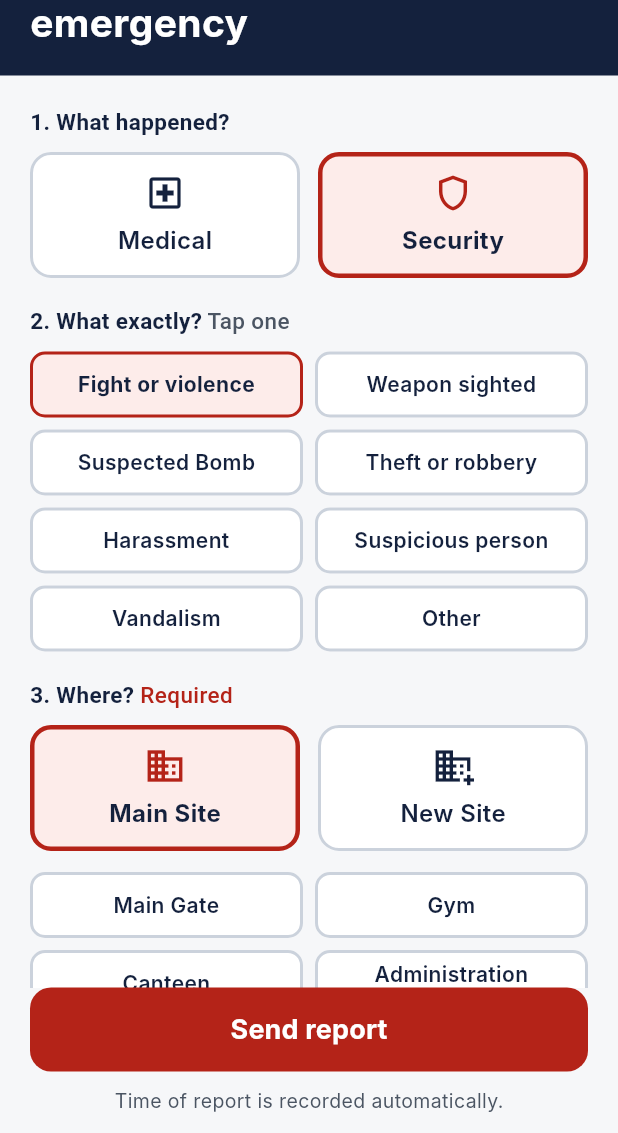
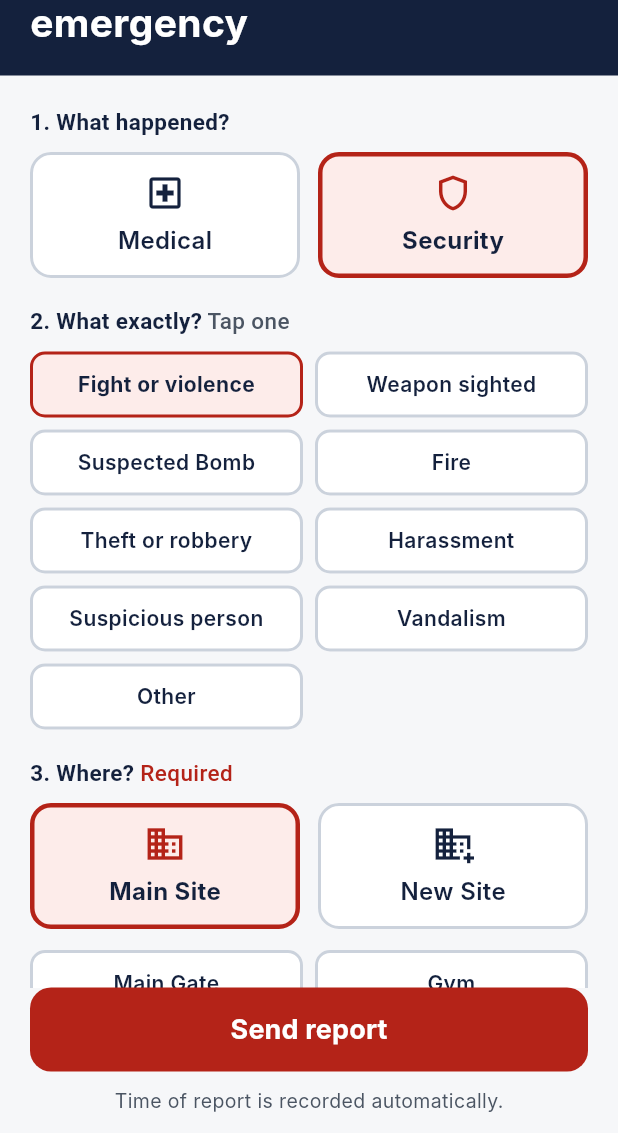
Before and after one commit to Tsukiyomiii-ux/emergency_response, a Flutter app: the screen it shows after launch, after a tap on "Security", on a phone screen of 412 x 824 dp, the part 103-1236 px from its top. Run offline on Flutter 3.47's test engine with Material 3 defaults, Android fonts, the phone set to English and light mode, and no system bars; our stand-ins replace cloud_firestore, firebase_core; accounts and stored records are empty; Roboto replaces fonts that are missing (Inter).

Commit message:
Working Threat Radius

```diff
--- a/lib/models.dart
+++ b/lib/models.dart
@@ -34,7 +34,7 @@ const kMedicalDetails = [
 ];
 
 const kSecurityDetails = [
-  'Fight or violence', 'Weapon sighted', 'Suspected Bomb', 'Theft or robbery',
+  'Fight or violence', 'Weapon sighted', 'Suspected Bomb', 'Fire', 'Theft or robbery',
   'Harassment', 'Suspicious person', 'Vandalism', 'Other',
 ];
 
@@ -63,6 +63,7 @@ const Map<String, PriorityLevel> kBasePriorities = {
   'Weapon sighted': PriorityLevel.high,
   'Fight or violence': PriorityLevel.high,
   'Suspected Bomb': PriorityLevel.high,
+  'Fire': PriorityLevel.high, // NEW: Added Fire as a High Priority
   'Theft or robbery': PriorityLevel.medium,
   'Harassment': PriorityLevel.medium,
   'Suspicious person': PriorityLevel.medium,
--- a/lib/ticket_store.dart
+++ b/lib/ticket_store.dart
@@ -89,13 +89,13 @@ Future<Ticket> create({
     final targetX = targetCoords[0];
     final targetY = targetCoords[1];
 
-    // ---------------------------------------------------------
+// ---------------------------------------------------------
     // 3. DYNAMIC BLAST RADIUS (GEOFENCE ALGORITHM)
     // ---------------------------------------------------------
     List<String> blastRadiusZones = [];
-    final startingPriority = kBasePriorities[detail] ?? PriorityLevel.low;
 
-    if (startingPriority == PriorityLevel.high) {
+    // TWEAK: Only calculate a threat radius for area-of-effect emergencies
+    if (detail == 'Fire' || detail == 'Suspected Bomb') {
       kLocationCoords.forEach((zoneName, coords) {
         if (zoneName != location) {
           final dist = math.sqrt(math.pow(coords[0] - targetX, 2) + math.pow(coords[1] - targetY, 2));
```
